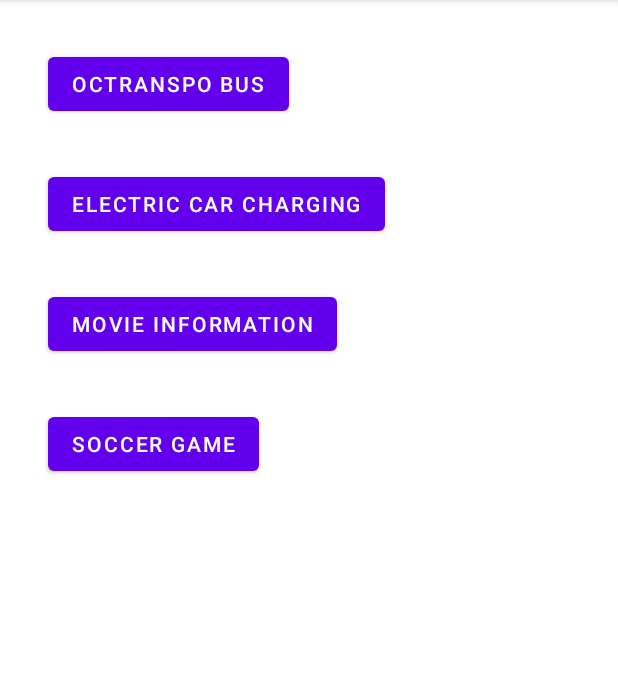
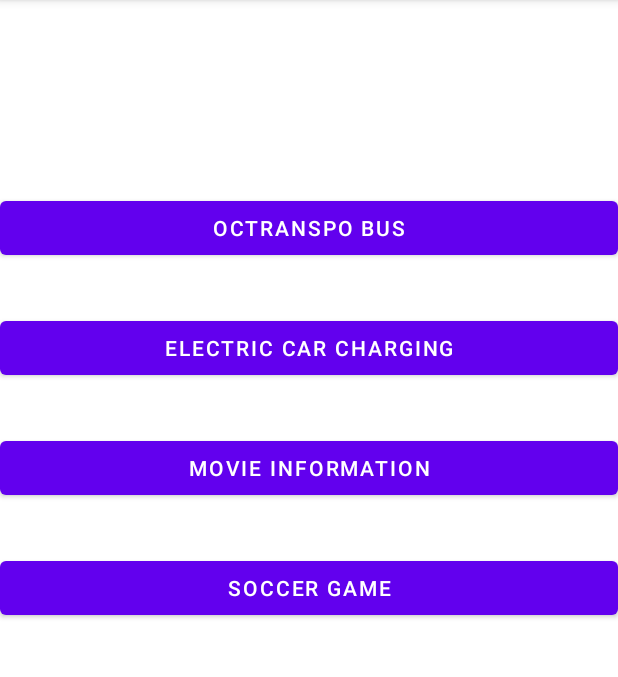
Before and after one commit to chaohao1214/GroupProject, an Android app: the screen it shows after launch (MainActivity), on a phone screen of 412 x 824 dp, the part 84-761 px from its top. Run offline under Robolectric (Android 15) with nearby library versions, the phone set to English and light mode, and no system bars.

Commit message:
"Commit # 2 - Modified the activity_main.xml and activity_car_charging.xml to constraint layout. - renamed the intent varibales

```diff
--- a/app/src/main/java/com/example/groupproject/CarCharging.java
+++ b/app/src/main/java/com/example/groupproject/CarCharging.java
@@ -34,6 +34,7 @@ public class CarCharging extends AppCompatActivity {
 
         //recyclerView.setLayoutManager(new LinearLayoutManager(this));
         //recyclerView.setAdapter(recyclerAdapter);
+        Intent fromPreCar = getIntent();
 
         Button search = findViewById(R.id.searchButton);
         latitude = findViewById(R.id.latitude);
--- a/app/src/main/java/com/example/groupproject/MainActivity.java
+++ b/app/src/main/java/com/example/groupproject/MainActivity.java
@@ -15,16 +15,15 @@ public class MainActivity extends AppCompatActivity {
         setContentView(R.layout.activity_main);
 
         Button btn = findViewById(R.id.CarCharge);
-        btn.setOnClickListener(new View.OnClickListener() {
-            @Override
-            public void onClick(View v) {
-                openCarChargingStationLocator();
-            }
+
+        btn.setOnClickListener(clk -> {
+            openCarChargingStationLocator();
         });
     }
+
     public void openCarChargingStationLocator(){
-        Intent intent = new Intent(this,CarCharging.class);
-        startActivity(intent);
+        Intent nextPageCar = new Intent(this,CarCharging.class);
+        startActivity(nextPageCar);
     }
 
 
--- a/app/src/main/res/layout/activity_main.xml
+++ b/app/src/main/res/layout/activity_main.xml
@@ -1,5 +1,5 @@
 <?xml version="1.0" encoding="utf-8"?>
-<RelativeLayout xmlns:android="http://schemas.android.com/apk/res/android"
+<androidx.constraintlayout.widget.ConstraintLayout xmlns:android="http://schemas.android.com/apk/res/android"
     xmlns:app="http://schemas.android.com/apk/res-auto"
     xmlns:tools="http://schemas.android.com/tools"
     android:layout_width="match_parent"
@@ -8,37 +8,34 @@
 
     <Button
         android:id="@+id/OCTranspo"
-        android:layout_width="wrap_content"
+        android:layout_width="match_parent"
         android:layout_height="wrap_content"
-        android:layout_marginStart="32dp"
-        android:layout_marginLeft="32dp"
-        android:layout_marginTop="32dp"
+        android:layout_marginTop="128dp"
         android:text="OCTranspo Bus"
         app:layout_constraintBottom_toTopOf="@+id/CarCharge"
         app:layout_constraintStart_toStartOf="parent"
-        app:layout_constraintTop_toTopOf="parent" />
+        app:layout_constraintTop_toTopOf="parent"
+        app:layout_constraintVertical_bias="0.397" />
 
     <Button
         android:id="@+id/CarCharge"
-        android:layout_width="wrap_content"
+        android:layout_width="match_parent"
         android:layout_height="wrap_content"
         android:layout_below="@+id/OCTranspo"
         android:layout_alignStart="@+id/OCTranspo"
         android:layout_alignLeft="@+id/OCTranspo"
-        android:layout_marginStart="0dp"
-        android:layout_marginLeft="0dp"
         android:layout_marginTop="32dp"
         android:text="Electric Car Charging"
         app:layout_constraintEnd_toEndOf="parent"
-        app:layout_constraintTop_toTopOf="parent" />
+        app:layout_constraintHorizontal_bias="0.853"
+        app:layout_constraintStart_toStartOf="@+id/MovieInfo"
+        app:layout_constraintTop_toBottomOf="@+id/OCTranspo" />
 
     <Button
         android:id="@+id/Soccer"
-        android:layout_width="wrap_content"
+        android:layout_width="match_parent"
         android:layout_height="wrap_content"
         android:layout_below="@+id/MovieInfo"
-        android:layout_marginStart="32dp"
-        android:layout_marginLeft="32dp"
         android:layout_marginTop="32dp"
         android:text="Soccer Game"
         app:layout_constraintStart_toStartOf="parent"
@@ -46,15 +43,11 @@
 
     <Button
         android:id="@+id/MovieInfo"
-        android:layout_width="wrap_content"
+        android:layout_width="match_parent"
         android:layout_height="wrap_content"
         android:layout_below="@+id/CarCharge"
-        android:layout_marginStart="32dp"
-        android:layout_marginLeft="32dp"
         android:layout_marginTop="32dp"
         android:text="Movie Information"
         app:layout_constraintEnd_toEndOf="parent"
-        app:layout_constraintHorizontal_bias="0.0"
-        app:layout_constraintStart_toStartOf="parent"
         app:layout_constraintTop_toBottomOf="@+id/CarCharge" />
-</RelativeLayout>
+</androidx.constraintlayout.widget.ConstraintLayout>
```
Also changed, not shown: app/src/main/res/layout/activity_car_charging.xml (+20 -14 lines).
